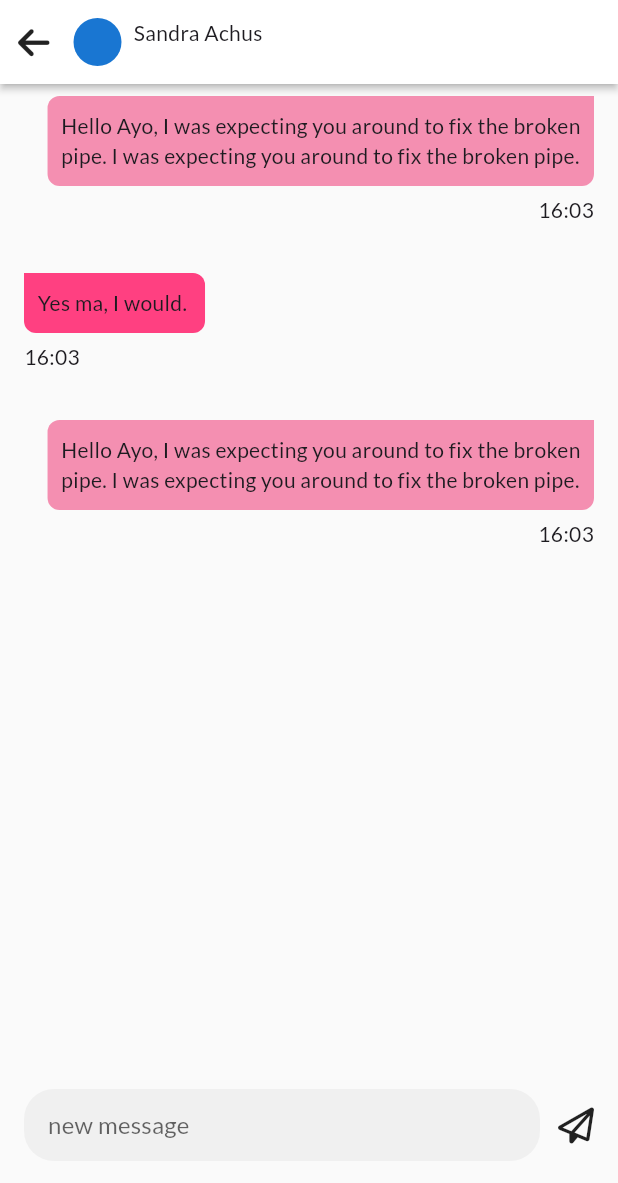
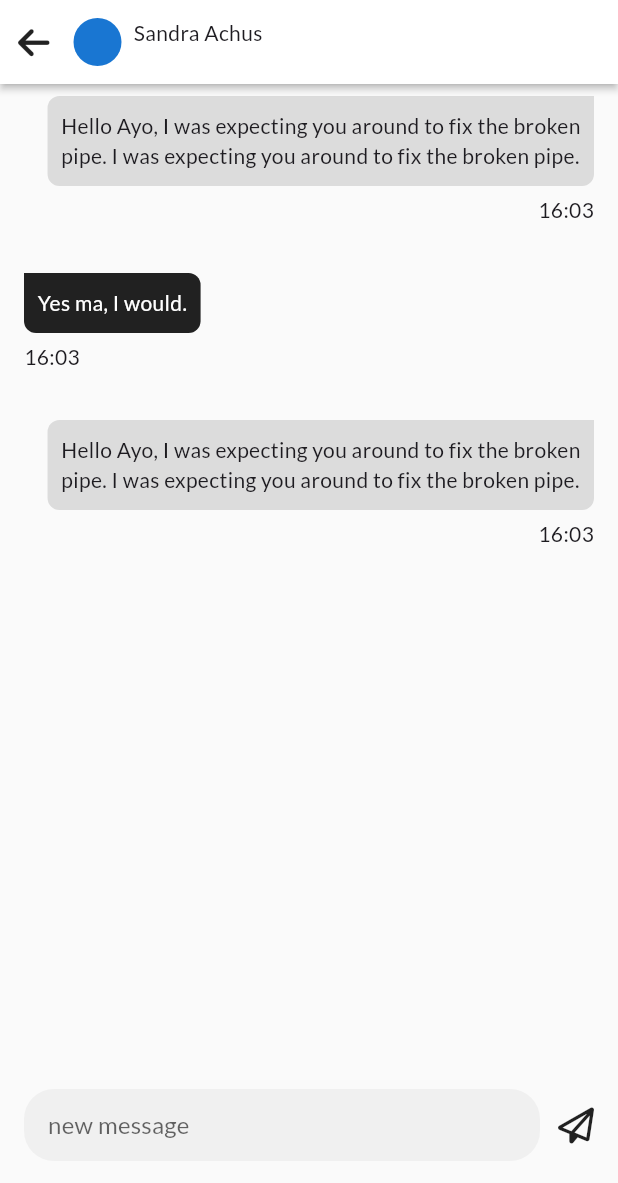
Before and after one commit to maykhid/min_chat, a Flutter app: the Chats screen opened by its route, on a phone screen of 412 x 824 dp. Shown: the top 1183 px of the screen. Run offline on Flutter 3.47's test engine with Material 3 defaults, Android fonts, the light colour scheme and no system bars; our stand-ins replace cloud_firestore, equatable, firebase_auth, firebase_core, flutter_bloc, font_awesome_flutter and 9 more; accounts and stored records are empty; generated files the repository leaves out were written again.

Commit message:
update: new message fab, blur everything around the keyboard section on chat

```diff
--- a/lib/app/features/chat/ui/views/screens/chat_screen.dart
+++ b/lib/app/features/chat/ui/views/screens/chat_screen.dart
@@ -1,3 +1,5 @@
+import 'dart:ui';
+
 import 'package:flutter/material.dart';
 import 'package:font_awesome_flutter/font_awesome_flutter.dart';
 import 'package:gap/gap.dart';
@@ -112,8 +114,15 @@ class _ChatsState extends State<Chats> with WidgetsBindingObserver {
             curve: Curves.easeInOut,
             margin: EdgeInsets.only(bottom: _bottomOffset),
             child: Material(
+              color: Colors.transparent,
               child: Padding(
                 padding: const EdgeInsets.symmetric(horizontal: 16),
+                child: ClipRect(
+                      child: BackdropFilter(
+                        filter: ImageFilter.blur(
+                          sigmaX: 3,
+                          sigmaY: 3,
+                        ),
                         child: Row(
                           children: [
                             Expanded(
@@ -154,7 +163,8 @@ class _ChatsState extends State<Chats> with WidgetsBindingObserver {
                     ),
               ),
             ),
-
+          ),
+        ),
       ],
     );
   }
@@ -173,9 +183,9 @@ class RecipientChatBubble extends StatelessWidget {
         children: [
           Container(
             padding: const EdgeInsets.symmetric(horizontal: 9, vertical: 10),
-            decoration: BoxDecoration(
-              color: Colors.pinkAccent.shade200,
-              borderRadius: const BorderRadiusDirectional.only(
+            decoration: const BoxDecoration(
+              color: Colors.black87,
+              borderRadius: BorderRadiusDirectional.only(
                 topEnd: Radius.circular(8),
                 bottomEnd: Radius.circular(8),
                 bottomStart: Radius.circular(8),
@@ -185,6 +195,8 @@ class RecipientChatBubble extends StatelessWidget {
               // width: 200,
               child: Text(
                 '''Yes ma, I would. ''',
+                style: TextStyle(color: Colors.white),
+                textWidthBasis: TextWidthBasis.longestLine,
               ),
             ),
           ),
@@ -220,9 +232,9 @@ class SenderChatBubble extends StatelessWidget {
             // height: 56,
             // width: 200,
             padding: const EdgeInsets.symmetric(horizontal: 9, vertical: 10),
-            decoration: BoxDecoration(
-              color: Colors.pink.shade200,
-              borderRadius: const BorderRadiusDirectional.only(
+            decoration: const BoxDecoration(
+              color: Colors.black12,
+              borderRadius: BorderRadiusDirectional.only(
                 topStart: Radius.circular(8),
                 bottomEnd: Radius.circular(8),
                 bottomStart: Radius.circular(8),
--- a/lib/app/features/chat/ui/views/screens/messages_screen.dart
+++ b/lib/app/features/chat/ui/views/screens/messages_screen.dart
@@ -1,5 +1,6 @@
 import 'package:flutter/cupertino.dart';
 import 'package:flutter/material.dart';
+import 'package:font_awesome_flutter/font_awesome_flutter.dart';
 import 'package:gap/gap.dart';
 import 'package:go_router/go_router.dart';
 import 'package:google_fonts/google_fonts.dart';
@@ -19,6 +20,11 @@ class _MessagesScreenState extends State<MessagesScreen> {
   @override
   Widget build(BuildContext context) {
     return Scaffold(
+      floatingActionButton: FloatingActionButton(
+        backgroundColor: Colors.black,
+        child: const FaIcon(FontAwesomeIcons.penToSquare),
+        onPressed: () {},
+      ),
       body: SafeArea(
         child: Column(
           children: [
```
Lines whose indentation alone changed are shown as unchanged.
